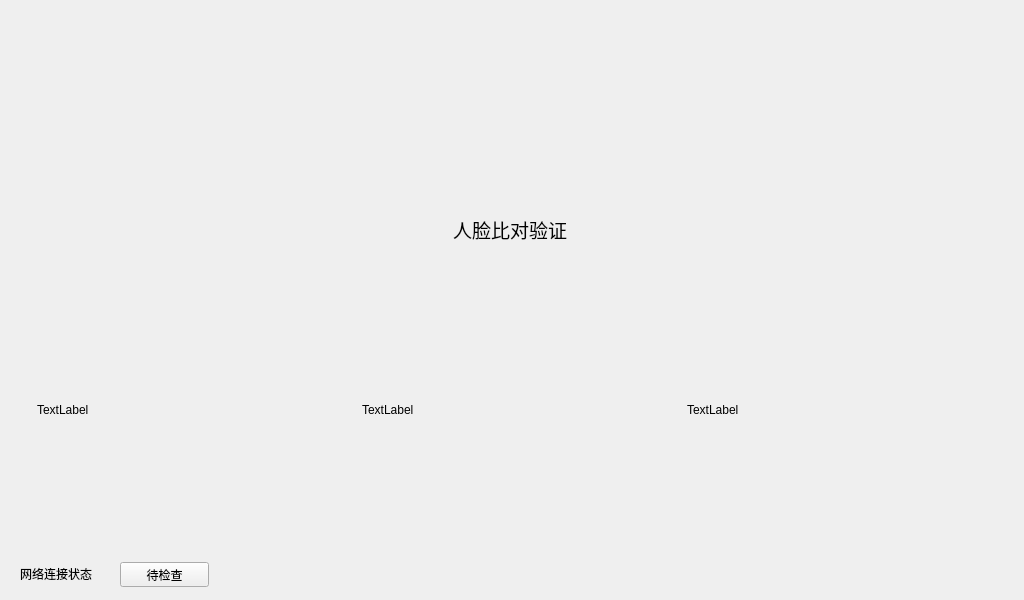
This is Blackbox/bidui.ui in hlm12348765/QT as Qt 5 draws it before an edit. The edited form follows.
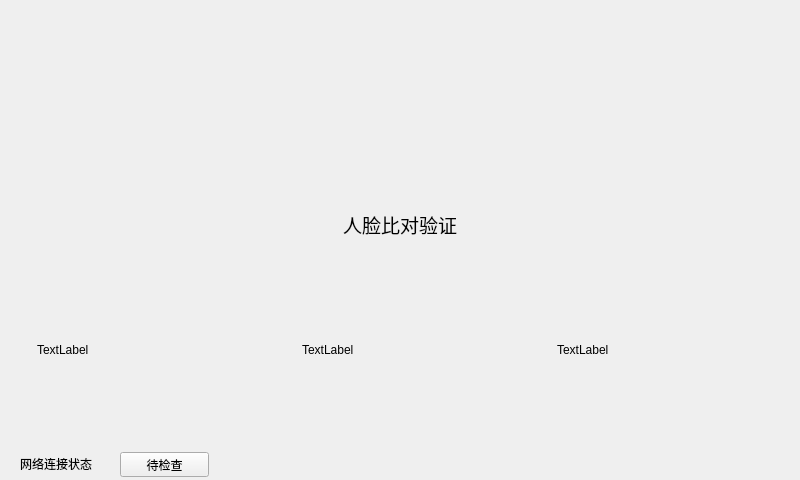
This is the edited form. Icons and pictures are not drawn.

```diff
--- a/Blackbox/bidui.ui
+++ b/Blackbox/bidui.ui
@@ -6,8 +6,8 @@
    <rect>
     <x>0</x>
     <y>0</y>
-    <width>1024</width>
-    <height>600</height>
+    <width>800</width>
+    <height>480</height>
    </rect>
   </property>
   <property name="windowTitle">
@@ -18,8 +18,8 @@
     <rect>
      <x>10</x>
      <y>10</y>
-     <width>1000</width>
-     <height>190</height>
+     <width>780</width>
+     <height>160</height>
     </rect>
    </property>
    <property name="text">
@@ -30,7 +30,7 @@
    <property name="geometry">
     <rect>
      <x>20</x>
-     <y>565</y>
+     <y>455</y>
      <width>91</width>
      <height>17</height>
     </rect>
@@ -43,7 +43,7 @@
    <property name="geometry">
     <rect>
      <x>120</x>
-     <y>562</y>
+     <y>452</y>
      <width>89</width>
      <height>25</height>
     </rect>
@@ -57,8 +57,8 @@
     <rect>
      <x>10</x>
      <y>210</y>
-     <width>1000</width>
-     <height>40</height>
+     <width>780</width>
+     <height>30</height>
     </rect>
    </property>
    <property name="text">
@@ -68,10 +68,10 @@
   <widget class="QLabel" name="label4">
    <property name="geometry">
     <rect>
-     <x>362</x>
+     <x>302</x>
      <y>260</y>
-     <width>300</width>
-     <height>300</height>
+     <width>240</width>
+     <height>180</height>
     </rect>
    </property>
    <property name="text">
@@ -83,8 +83,8 @@
     <rect>
      <x>37</x>
      <y>260</y>
-     <width>300</width>
-     <height>300</height>
+     <width>240</width>
+     <height>180</height>
     </rect>
    </property>
    <property name="text">
@@ -94,10 +94,10 @@
   <widget class="QLabel" name="label5">
    <property name="geometry">
     <rect>
-     <x>687</x>
+     <x>557</x>
      <y>260</y>
-     <width>300</width>
-     <height>300</height>
+     <width>240</width>
+     <height>180</height>
     </rect>
    </property>
    <property name="text">
```
